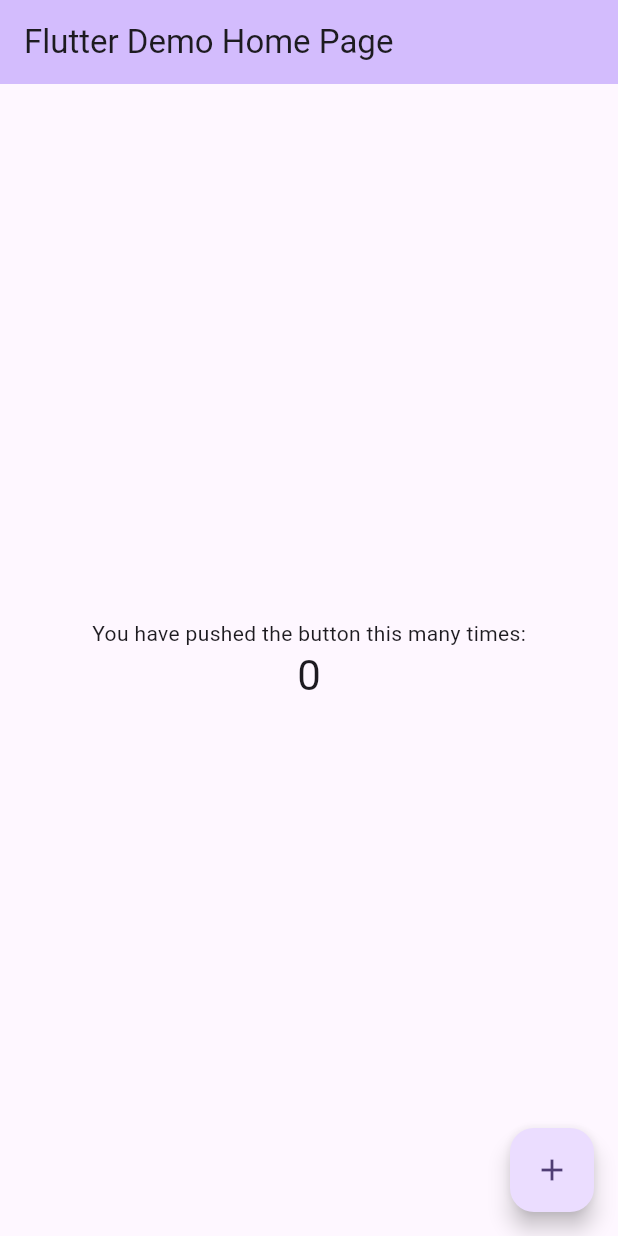
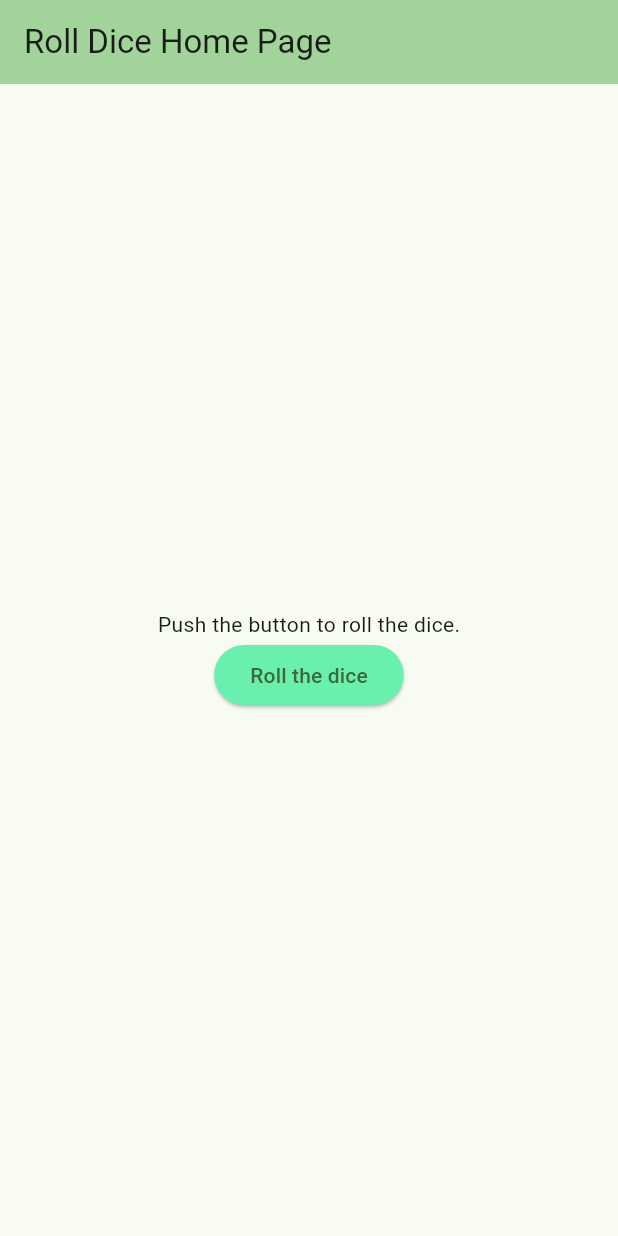
Before and after one commit to Yousef-Eldosoky/flutter-dice, a Flutter app: the screen it shows after launch, on a phone screen of 412 x 824 dp. Run offline on Flutter 3.47's test engine with Material 3 defaults, Android fonts, the phone set to English and light mode, and no system bars.

Commit message:
create the roll button

```diff
--- /dev/null
+++ b/lib/Pages/my_home_page.dart
@@ -0,0 +1,73 @@
+import 'package:flutter/material.dart';
+
+class MyHomePage extends StatefulWidget {
+  const MyHomePage({super.key, required this.title});
+
+  // This widget is the home page of your application. It is stateful, meaning
+  // that it has a State object (defined below) that contains fields that affect
+  // how it looks.
+
+  // This class is the configuration for the state. It holds the values (in this
+  // case the title) provided by the parent (in this case the App widget) and
+  // used by the build method of the State. Fields in a Widget subclass are
+  // always marked "final".
+
+  final String title;
+
+  @override
+  State<MyHomePage> createState() => _MyHomePageState();
+}
+
+class _MyHomePageState extends State<MyHomePage> {
+  @override
+  Widget build(BuildContext context) {
+    // This method is rerun every time setState is called, for instance as done
+    // by the _incrementCounter method above.
+    //
+    // The Flutter framework has been optimized to make rerunning build methods
+    // fast, so that you can just rebuild anything that needs updating rather
+    // than having to individually change instances of widgets.
+    return Scaffold(
+      appBar: AppBar(
+        // TRY THIS: Try changing the color here to a specific color (to
+        // Colors.amber, perhaps?) and trigger a hot reload to see the AppBar
+        // change color while the other colors stay the same.
+        backgroundColor: Theme.of(context).colorScheme.inversePrimary,
+        // Here we take the value from the MyHomePage object that was created by
+        // the App.build method, and use it to set our appbar title.
+        title: Text(widget.title),
+      ),
+      body: Center(
+        // Center is a layout widget. It takes a single child and positions it
+        // in the middle of the parent.
+        child: Column(
+          // Column is also a layout widget. It takes a list of children and
+          // arranges them vertically. By default, it sizes itself to fit its
+          // children horizontally, and tries to be as tall as its parent.
+          //
+          // Column has various properties to control how it sizes itself and
+          // how it positions its children. Here we use mainAxisAlignment to
+          // center the children vertically; the main axis here is the vertical
+          // axis because Columns are vertical (the cross axis would be
+          // horizontal).
+          //
+          // TRY THIS: Invoke "debug painting" (choose the "Toggle Debug Paint"
+          // action in the IDE, or press "p" in the console), to see the
+          // wireframe for each widget.
+          mainAxisAlignment: MainAxisAlignment.center,
+          children: <Widget>[
+            const Text(
+              'Push the button to roll the dice.',
+            ),
+            ElevatedButton(
+              style:
+                  ElevatedButton.styleFrom(backgroundColor: Colors.greenAccent),
+              onPressed: () {},
+              child: const Text("Roll the dice"),
+            ),
+          ],
+        ),
+      ),
+    );
+  }
+}
--- a/lib/main.dart
+++ b/lib/main.dart
@@ -1,3 +1,4 @@
+import 'package:dice/Pages/my_home_page.dart';
 import 'package:flutter/material.dart';
 
 void main() {
@@ -11,7 +12,7 @@
   @override
   Widget build(BuildContext context) {
     return MaterialApp(
-      title: 'Flutter Demo',
+      title: 'Roll Dice',
       theme: ThemeData(
         // This is the theme of your application.
         //
@@ -28,98 +29,10 @@
         //
         // This works for code too, not just values: Most code changes can be
         // tested with just a hot reload.
-        colorScheme: ColorScheme.fromSeed(seedColor: Colors.deepPurple),
+        colorScheme: ColorScheme.fromSeed(seedColor: Colors.green),
         useMaterial3: true,
       ),
-      home: const MyHomePage(title: 'Flutter Demo Home Page'),
+      home: const MyHomePage(title: 'Roll Dice Home Page'),
     );
   }
 }
-
-class MyHomePage extends StatefulWidget {
-  const MyHomePage({super.key, required this.title});
-
-  // This widget is the home page of your application. It is stateful, meaning
-  // that it has a State object (defined below) that contains fields that affect
-  // how it looks.
-
-  // This class is the configuration for the state. It holds the values (in this
-  // case the title) provided by the parent (in this case the App widget) and
-  // used by the build method of the State. Fields in a Widget subclass are
-  // always marked "final".
-
-  final String title;
-
-  @override
-  State<MyHomePage> createState() => _MyHomePageState();
-}
-
-class _MyHomePageState extends State<MyHomePage> {
-  int _counter = 0;
-
-  void _incrementCounter() {
-    setState(() {
-      // This call to setState tells the Flutter framework that something has
-      // changed in this State, which causes it to rerun the build method below
-      // so that the display can reflect the updated values. If we changed
-      // _counter without calling setState(), then the build method would not be
-      // called again, and so nothing would appear to happen.
-      _counter++;
-    });
-  }
-
-  @override
-  Widget build(BuildContext context) {
-    // This method is rerun every time setState is called, for instance as done
-    // by the _incrementCounter method above.
-    //
-    // The Flutter framework has been optimized to make rerunning build methods
-    // fast, so that you can just rebuild anything that needs updating rather
-    // than having to individually change instances of widgets.
-    return Scaffold(
-      appBar: AppBar(
-        // TRY THIS: Try changing the color here to a specific color (to
-        // Colors.amber, perhaps?) and trigger a hot reload to see the AppBar
-        // change color while the other colors stay the same.
-        backgroundColor: Theme.of(context).colorScheme.inversePrimary,
-        // Here we take the value from the MyHomePage object that was created by
-        // the App.build method, and use it to set our appbar title.
-        title: Text(widget.title),
-      ),
-      body: Center(
-        // Center is a layout widget. It takes a single child and positions it
-        // in the middle of the parent.
-        child: Column(
-          // Column is also a layout widget. It takes a list of children and
-          // arranges them vertically. By default, it sizes itself to fit its
-          // children horizontally, and tries to be as tall as its parent.
-          //
-          // Column has various properties to control how it sizes itself and
-          // how it positions its children. Here we use mainAxisAlignment to
-          // center the children vertically; the main axis here is the vertical
-          // axis because Columns are vertical (the cross axis would be
-          // horizontal).
-          //
-          // TRY THIS: Invoke "debug painting" (choose the "Toggle Debug Paint"
-          // action in the IDE, or press "p" in the console), to see the
-          // wireframe for each widget.
-          mainAxisAlignment: MainAxisAlignment.center,
-          children: <Widget>[
-            const Text(
-              'You have pushed the button this many times:',
-            ),
-            Text(
-              '$_counter',
-              style: Theme.of(context).textTheme.headlineMedium,
-            ),
-          ],
-        ),
-      ),
-      floatingActionButton: FloatingActionButton(
-        onPressed: _incrementCounter,
-        tooltip: 'Increment',
-        child: const Icon(Icons.add),
-      ), // This trailing comma makes auto-formatting nicer for build methods.
-    );
-  }
-}
```
